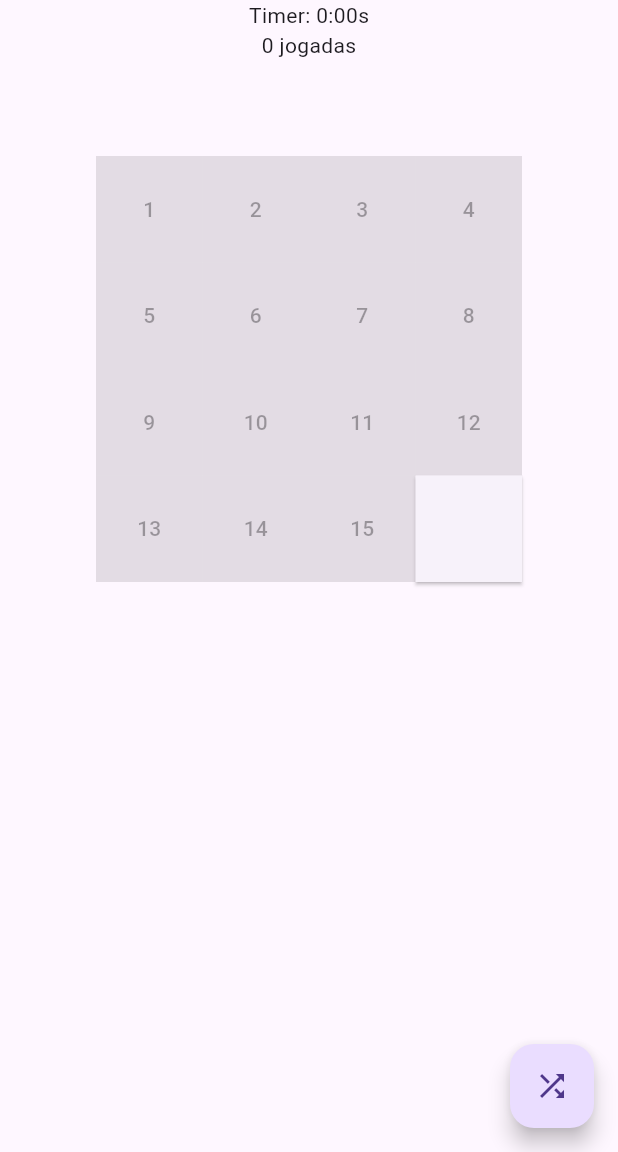
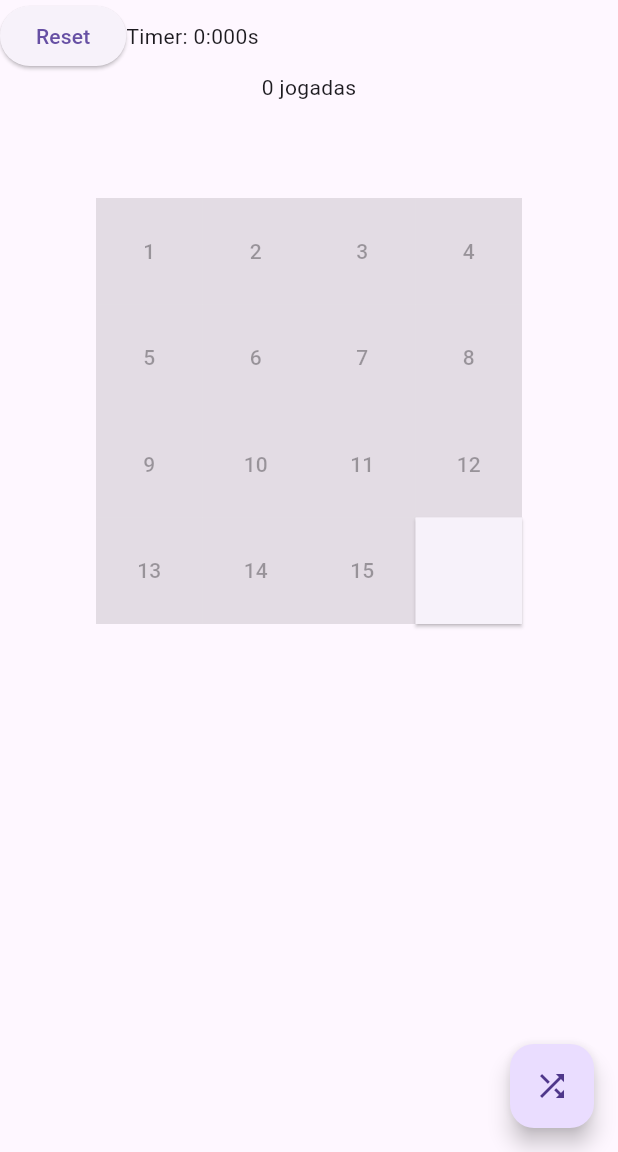
Before and after one commit to Gustavo-UNIJORGE/mobile-puzzle-dart, a Flutter app: the screen it shows after launch, on a phone screen of 412 x 824 dp, the part 84-1236 px from its top. Run offline on Flutter 3.47's test engine with Material 3 defaults, Android fonts, the phone set to English and light mode, and no system bars.

Commit message:
bugfix: corriga erro no console relacionado aos timers infinitos

```diff
--- a/lib/main.dart
+++ b/lib/main.dart
@@ -27,11 +27,16 @@ class PuzzlePage extends StatefulWidget {
 class _PuzzlePageState extends State<PuzzlePage> {
   final Stopwatch _stopwatch = Stopwatch();
   Timer? _timer;
-  String _elapsed = "0:00";
+  String _elapsed = "0:000";
+
+  int rounds = 0; // Numero de Jogadas
+  int level = 4; // Nível do Puzzle
 
   void _startTimer() {
+    if(_timer != null) return;
+
     _stopwatch.start();
-    _timer = Timer.periodic(Duration(milliseconds: 100), (_) {
+    _timer = Timer.periodic(Duration(milliseconds: 16), (_) {
       setState(() {
         _elapsed = (_stopwatch.elapsed.inMilliseconds/1000).toStringAsFixed(3);
       });
@@ -40,6 +45,7 @@ class _PuzzlePageState extends State<PuzzlePage> {
 
   void _stopTimer() {
     _timer?.cancel();
+    _timer = null;
     _stopwatch.stop();
   }
 
@@ -47,22 +53,12 @@ class _PuzzlePageState extends State<PuzzlePage> {
     _stopTimer();
     setState(() {
       _stopwatch.reset();
-      _elapsed = "0.00";
+      _elapsed = "0.000";
     });
   }
-
-  @override
-  void dispose() {
-    _timer?.cancel();
-    super.dispose();
-  }
-
-  int rounds = 0; // Numero de Jogadas
-  int level = 4; // Nível do Puzzle
-
   void incrementRounds() {
+    if (_timer == null) _startTimer();
     setState(() {
-      if (!_stopwatch.isRunning) _startTimer();
       rounds++;
     });
   }
@@ -75,6 +71,12 @@ class _PuzzlePageState extends State<PuzzlePage> {
   }
 
   @override
+  void dispose() {
+    _timer?.cancel();
+    super.dispose();
+  }
+
+  @override
   Widget build(BuildContext context) {
     int length = (level * level);
 
@@ -83,17 +85,23 @@ class _PuzzlePageState extends State<PuzzlePage> {
         backgroundColor: Theme.of(context).colorScheme.primary,
         title: Text(
           'Flutter Puzzle Mobile',
-          style:
-            TextStyle(
-              color: Theme.of(context).colorScheme.onPrimary),),
+          style: TextStyle(
+            color: Theme.of(context).colorScheme.onPrimary
+          ),
+        ),
       ),
       body: Center(
         child: Column(
-          verticalDirection: VerticalDirection.down,
-          crossAxisAlignment: CrossAxisAlignment.center,
           mainAxisAlignment: MainAxisAlignment.center,
           children: [
-            Text('Timer: ${_elapsed.toString()}s'),
+            Row(
+              mainAxisAlignment: MainAxisAlignment.center,
+              children: [
+                ElevatedButton(onPressed: _resetTimer, child: Text('Reset')),
+                Expanded(child:
+                  Text('Timer: ${_elapsed.toString()}s')),
+              ],
+            ),
             Text('$rounds jogadas'),
             Expanded(child:
               GridView.count(
```
